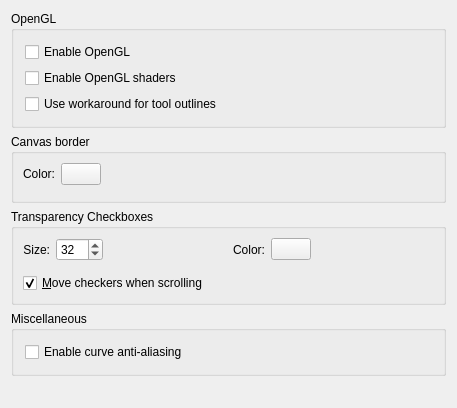
The window that krita/ui/forms/wdgdisplaysettings.ui (KDE/krita) describes before a commit, drawn with Qt 5.
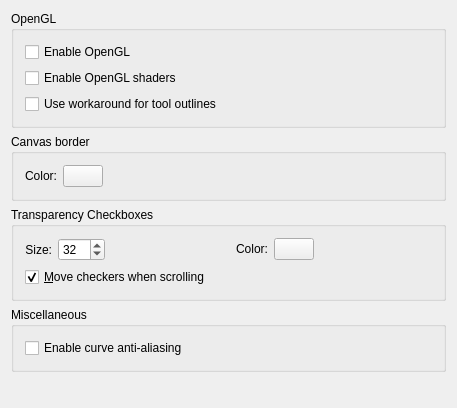
The same window after the commit. Custom widgets are drawn as their Qt base class.

Commit message: Changed the UI which contains labels and textfields into QFormLayout to set alignment issues

Diff of the .ui file:
```diff
--- a/krita/ui/forms/wdgdisplaysettings.ui
+++ b/krita/ui/forms/wdgdisplaysettings.ui
@@ -13,8 +13,8 @@
   <property name="windowTitle">
    <string>Display</string>
   </property>
-  <layout class="QGridLayout">
-   <item row="0" column="0">
+  <layout class="QVBoxLayout" name="verticalLayout_2">
+   <item>
     <widget class="QGroupBox" name="grpOpenGL">
      <property name="title">
       <string>OpenGL</string>
@@ -50,42 +50,109 @@
      </layout>
     </widget>
    </item>
-   <item row="2" column="0">
+   <item>
+    <widget class="QGroupBox" name="grpCanvasBorder">
+     <property name="title">
+      <string>Canvas border</string>
+     </property>
+     <layout class="QGridLayout" name="gridLayout">
+      <item row="0" column="0">
+       <layout class="QFormLayout" name="formLayout">
+        <item row="0" column="0">
+         <widget class="QLabel" name="lblCanvasBorderColor">
+          <property name="text">
+           <string>Color:</string>
+          </property>
+          <property name="alignment">
+           <set>Qt::AlignRight|Qt::AlignTrailing|Qt::AlignVCenter</set>
+          </property>
+         </widget>
+        </item>
+        <item row="0" column="1">
+         <widget class="KColorButton" name="canvasBorder"/>
+        </item>
+       </layout>
+      </item>
+      <item row="0" column="1">
+       <spacer name="horizontalSpacer_4">
+        <property name="orientation">
+         <enum>Qt::Horizontal</enum>
+        </property>
+        <property name="sizeHint" stdset="0">
+         <size>
+          <width>40</width>
+          <height>20</height>
+         </size>
+        </property>
+       </spacer>
+      </item>
+     </layout>
+    </widget>
+   </item>
+   <item>
     <widget class="QGroupBox" name="grpCheckers">
      <property name="title">
       <string>Transparency Checkboxes</string>
      </property>
-     <layout class="QGridLayout">
-      <property name="margin">
-       <number>9</number>
-      </property>
-      <property name="spacing">
-       <number>6</number>
-      </property>
-      <item row="1" column="0">
-       <widget class="QLabel" name="lblCheckSize">
-        <property name="text">
-         <string>Size:</string>
-        </property>
-        <property name="alignment">
-         <set>Qt::AlignRight|Qt::AlignTrailing|Qt::AlignVCenter</set>
-        </property>
-        <property name="buddy">
-         <cstring>intCheckSize</cstring>
-        </property>
-       </widget>
+     <layout class="QGridLayout" name="gridLayout_2">
+      <item row="0" column="0">
+       <layout class="QFormLayout" name="formLayout_2">
+        <item row="0" column="0">
+         <widget class="QLabel" name="lblCheckSize">
+          <property name="text">
+           <string>Size:</string>
+          </property>
+          <property name="alignment">
+           <set>Qt::AlignRight|Qt::AlignTrailing|Qt::AlignVCenter</set>
+          </property>
+          <property name="buddy">
+           <cstring>intCheckSize</cstring>
+          </property>
+         </widget>
+        </item>
+        <item row="0" column="1">
+         <widget class="QSpinBox" name="intCheckSize">
+          <property name="maximum">
+           <number>256</number>
+          </property>
+          <property name="value">
+           <number>32</number>
+          </property>
+         </widget>
+        </item>
+       </layout>
       </item>
-      <item row="1" column="1">
-       <widget class="QSpinBox" name="intCheckSize">
-        <property name="maximum">
-         <number>256</number>
+      <item row="0" column="1">
+       <spacer name="horizontalSpacer_2">
+        <property name="orientation">
+         <enum>Qt::Horizontal</enum>
         </property>
-        <property name="value">
-         <number>32</number>
+        <property name="sizeHint" stdset="0">
+         <size>
+          <width>40</width>
+          <height>20</height>
+         </size>
         </property>
-       </widget>
+       </spacer>
       </item>
-      <item row="1" column="5" rowspan="2">
+      <item row="0" column="2">
+       <layout class="QFormLayout" name="formLayout_3">
+        <item row="0" column="0">
+         <widget class="QLabel" name="lblColor">
+          <property name="text">
+           <string>Color:</string>
+          </property>
+          <property name="alignment">
+           <set>Qt::AlignRight|Qt::AlignTrailing|Qt::AlignVCenter</set>
+          </property>
+         </widget>
+        </item>
+        <item row="0" column="1">
+         <widget class="KColorButton" name="colorChecks"/>
+        </item>
+       </layout>
+      </item>
+      <item row="0" column="3">
        <spacer name="horizontalSpacer">
         <property name="orientation">
          <enum>Qt::Horizontal</enum>
@@ -98,7 +165,7 @@
         </property>
        </spacer>
       </item>
-      <item row="3" column="0" colspan="6">
+      <item row="1" column="0" colspan="2">
        <widget class="QCheckBox" name="chkMoving">
         <property name="toolTip">
          <string>If checked, the checkers will move when scrolling the canvas.</string>
@@ -114,36 +181,10 @@
         </property>
        </widget>
       </item>
-      <item row="1" column="3">
-       <widget class="QLabel" name="lblColor">
-        <property name="text">
-         <string>Color:</string>
-        </property>
-        <property name="alignment">
-         <set>Qt::AlignRight|Qt::AlignTrailing|Qt::AlignVCenter</set>
-        </property>
-       </widget>
-      </item>
-      <item row="1" column="4">
-       <widget class="KColorButton" name="colorChecks"/>
-      </item>
-      <item row="1" column="2">
-       <spacer name="horizontalSpacer_2">
-        <property name="orientation">
-         <enum>Qt::Horizontal</enum>
-        </property>
-        <property name="sizeHint" stdset="0">
-         <size>
-          <width>40</width>
-          <height>20</height>
-         </size>
-        </property>
-       </spacer>
-      </item>
      </layout>
     </widget>
    </item>
-   <item row="3" column="0">
+   <item>
     <widget class="QGroupBox" name="groupBox">
      <property name="title">
       <string>Miscellaneous</string>
@@ -159,7 +200,7 @@
      </layout>
     </widget>
    </item>
-   <item row="4" column="0">
+   <item>
     <spacer name="verticalSpacer">
      <property name="orientation">
       <enum>Qt::Vertical</enum>
@@ -172,47 +213,6 @@
      </property>
     </spacer>
    </item>
-   <item row="1" column="0">
-    <widget class="QGroupBox" name="grpCanvasBorder">
-     <property name="title">
-      <string>Canvas border</string>
-     </property>
-     <layout class="QGridLayout" name="_3">
-      <property name="margin">
-       <number>9</number>
-      </property>
-      <property name="spacing">
-       <number>6</number>
-      </property>
-      <item row="1" column="2" rowspan="2">
-       <spacer name="horizontalSpacer_4">
-        <property name="orientation">
-         <enum>Qt::Horizontal</enum>
-        </property>
-        <property name="sizeHint" stdset="0">
-         <size>
-          <width>40</width>
-          <height>20</height>
-         </size>
-        </property>
-       </spacer>
-      </item>
-      <item row="1" column="0">
-       <widget class="QLabel" name="lblCanvasBorderColor">
-        <property name="text">
-         <string>Color:</string>
-        </property>
-        <property name="alignment">
-         <set>Qt::AlignRight|Qt::AlignTrailing|Qt::AlignVCenter</set>
-        </property>
-       </widget>
-      </item>
-      <item row="1" column="1">
-       <widget class="KColorButton" name="canvasBorder"/>
-      </item>
-     </layout>
-    </widget>
-   </item>
   </layout>
  </widget>
  <layoutdefault spacing="6" margin="11"/>
```
The commit also changes 91 other files.
